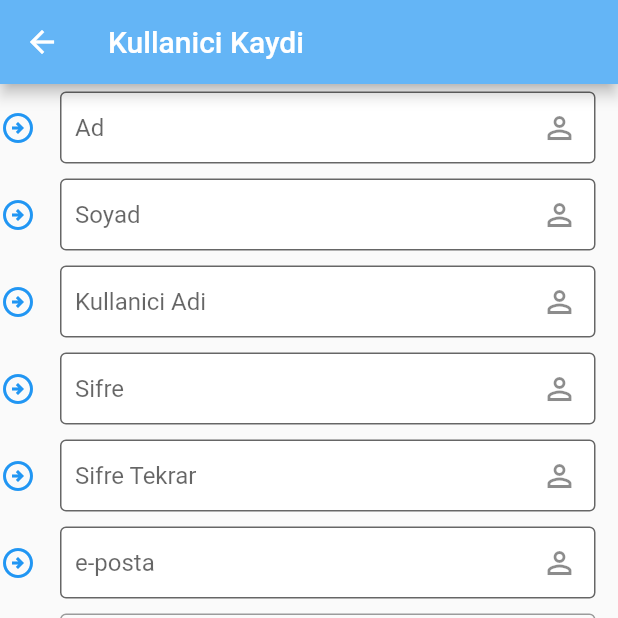
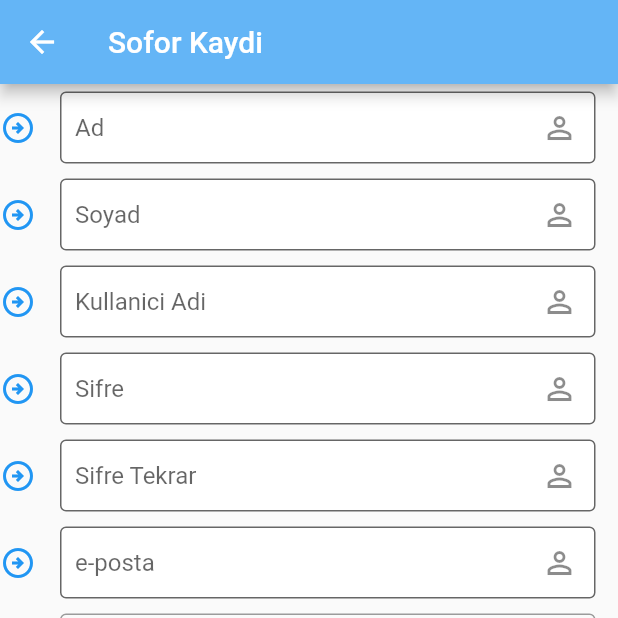
Before and after one commit to tahaturan/yazilim_proje_yonetimi_nakliyecim, a Flutter app: the SoforKayit screen opened directly, on a phone screen of 412 x 824 dp, the top half of it. Run offline on Flutter 3.47's test engine with Material 2 defaults, Android fonts, the phone set to English and light mode, and no system bars; network calls fail.

Commit message:
baslik duzenlendi

```diff
--- a/lib/views/sofor_kayit.dart
+++ b/lib/views/sofor_kayit.dart
@@ -19,7 +19,7 @@ class _SoforKayitState extends State<SoforKayit> {
     return Scaffold(
       appBar: AppBar(
         backgroundColor: Colors.blue[300],
-        title: const Text("Kullanici Kaydi"),
+        title: const Text("Sofor Kaydi"),
       ),
       body: SingleChildScrollView(
         child: Column(
```
